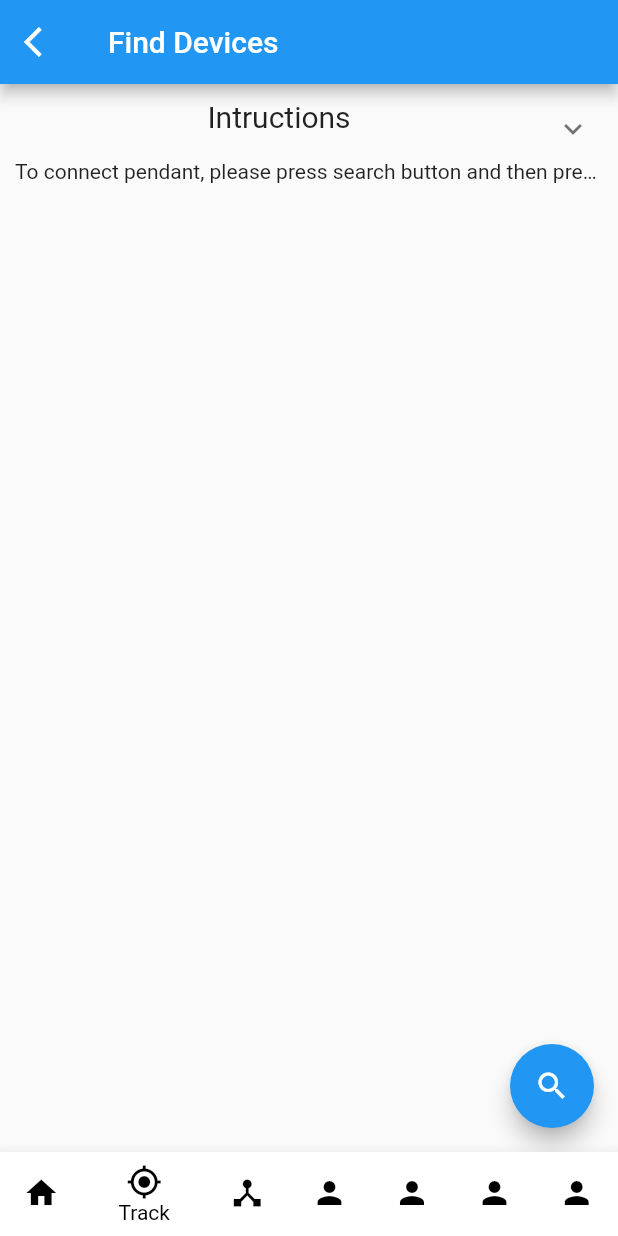
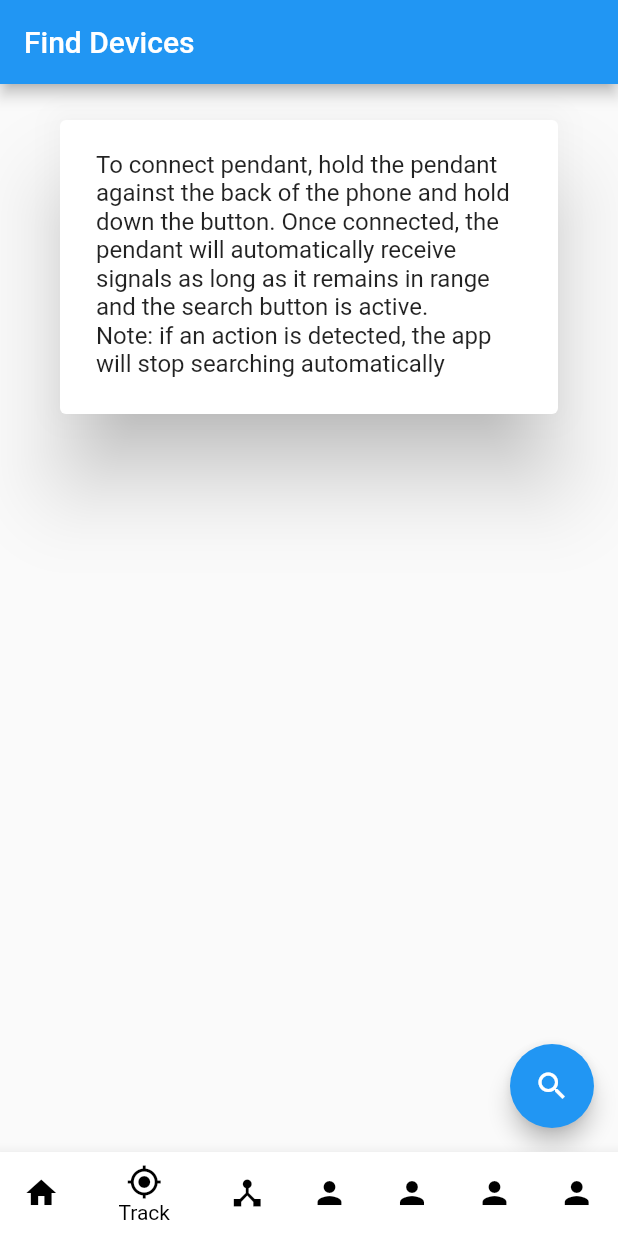
Before and after one commit to NguyenMartinV/PA32_alt, a Flutter app: the BottomNavi screen opened by its route, item 2 of the bottom bar chosen, on a phone screen of 412 x 824 dp. Run offline on Flutter 3.47's test engine with Material 2 defaults, Android fonts, the phone set to English and light mode, and no system bars; drawn by our look-alikes of expandable; our stand-ins replace date_format, dio, fluro, flutter_blue, flutter_easyloading, flutter_screenutil and 8 more; missing offline and left inert: custom_info_window, flutter_pickers, flutter_sms, scan; accounts and stored records are empty; network calls fail.

Commit message:
bluetooth testing

```diff
--- a/pa32flutter/lib/bluetooth/bluetoothDevice.dart
+++ b/pa32flutter/lib/bluetooth/bluetoothDevice.dart
@@ -216,7 +216,7 @@ class FindDevicesScreen extends StatelessWidget {
                       builder: (c, snapshot) {
                         if (snapshot.data ==
                             BluetoothDeviceState.connected) {
-                          return RaisedButton(
+                          return ElevatedButton(
                               child: Text('DISCONNECT'),
                               onPressed: () {
                                 d.state.listen((state) {
--- /dev/null
+++ b/pa32flutter/lib/bluetooth/main.dart
@@ -0,0 +1,179 @@
+// Copyright 2017, Paul DeMarco.
+// All rights reserved. Use of this source code is governed by a
+// BSD-style license that can be found in the LICENSE file.
+
+import 'dart:async';
+import 'package:flutter/material.dart';
+import 'package:flutter_blue/flutter_blue.dart';
+import 'package:pa32/bluetooth/widgets.dart';
+//import 'devicescreen.dart';
+
+// var devinf = List.filled(100000,'0');  //value 1000 determines size of the results list to keep. 300~ is good enough for one scan without restarting app
+// var sig = List.filled(devinf.length,-100);
+// var name = List.filled(devinf.length,'0');
+// var i=0;
+// var ind=1;
+
+
+
+
+class FlutterBlueApp extends StatelessWidget {
+  @override
+  Widget build(BuildContext context) {
+    return MaterialApp(
+      color: Colors.lightBlue,
+      home: StreamBuilder<BluetoothState>(
+          stream: FlutterBlue.instance.state,
+          initialData: BluetoothState.unknown,
+          builder: (c, snapshot) {
+            final state = snapshot.data;
+            if (state == BluetoothState.on) {
+              return FindDevicesScreen();
+            }
+            return BluetoothOffScreen(state: state);
+          }),
+    );
+  }
+}
+
+class BluetoothOffScreen extends StatelessWidget {
+  const BluetoothOffScreen({Key? key, this.state}) : super(key: key);
+
+  final BluetoothState? state;
+
+  @override
+  Widget build(BuildContext context) {
+    return Scaffold(
+      backgroundColor: Colors.lightBlue,
+      body: Center(
+        child: Column(
+          mainAxisSize: MainAxisSize.min,
+          children: <Widget>[
+            Icon(
+              Icons.bluetooth_disabled,
+              size: 200.0,
+              color: Colors.white54,
+            ),
+            Text(
+              'Bluetooth Adapter is ${state != null ? state.toString().substring(15) : 'not available'}.',
+              style: Theme.of(context)
+                  .primaryTextTheme
+                  .subtitle1
+                  ?.copyWith(color: Colors.white),
+            ),
+          ],
+        ),
+      ),
+    );
+  }
+}
+
+class FindDevicesScreen extends StatefulWidget {
+  @override
+  State<FindDevicesScreen> createState() => _FindDevicesScreenState();
+}
+
+class _FindDevicesScreenState extends State<FindDevicesScreen> {
+  @override
+  var msg = 'To connect pendant, hold the pendant against the back of the phone and hold down the button. Once connected, the pendant will automatically receive signals as long as it remains in range and the search button is active.'
+      '\n'
+      'Note: if an action is detected, the app will stop searching automatically';
+
+  Widget build(BuildContext context) {
+    return Scaffold(
+      appBar: AppBar(
+        title: Text('Find Devices'),
+      ),
+      body: RefreshIndicator(
+        onRefresh: () =>
+            FlutterBlue.instance.startScan(),
+        child: SingleChildScrollView(
+          child: Column(
+            children: <Widget>[
+              AlertDialog(
+                content: Text(msg),),
+              StreamBuilder<List<BluetoothDevice>>(
+                stream: Stream.periodic(Duration(seconds: 5))
+                    .asyncMap((_) => FlutterBlue.instance.connectedDevices),
+                initialData: [],
+                builder: (c, snapshot) => Column(
+                  children: snapshot.data!
+                      .map((d) => ListTile(
+                    title: Text(d.name),
+                    subtitle: Text(d.id.toString()),
+                  ))
+                      .toList(),
+                ),
+              ),
+              StreamBuilder<List<ScanResult>>(
+                stream: FlutterBlue.instance.scanResults,
+                initialData: [],
+                builder: (c, snapshot) => Column(
+                  children: snapshot.data!
+                      .map(
+                        (r) => ScanResultTile(
+                      result: r,
+                    ),
+                  )
+                      .toList(),
+                ),
+              ),
+            ],
+          ),
+        ),
+      ),
+      floatingActionButton: StreamBuilder<bool>(
+        stream: FlutterBlue.instance.isScanning,
+        initialData: false,
+        builder: (c, snapshot) {
+          if (snapshot.data!) {
+            return FloatingActionButton(
+                child: Icon(Icons.stop),
+                onPressed: () { FlutterBlue.instance.stopScan();
+                setState(() {
+                  msg = 'No Longer Scanning';
+                });}
+
+            );
+          } else {
+            return FloatingActionButton(
+                child: Icon(Icons.search),
+                onPressed: () async {
+                  FlutterBlue.instance
+                      .startScan();
+                  setState(() {
+                    msg = 'Scanning for Devices';
+                  });
+                  var subscription = FlutterBlue.instance.scanResults.listen((results) {
+                    for (ScanResult r in results) {
+                      if(r.device.name.contains("PD001")) {
+                        var key=r.advertisementData.manufacturerData.keys.single;
+                        var adat=r.advertisementData.manufacturerData[key];
+                        var outp=String.fromCharCode(adat![17])+String.fromCharCode(adat[18]);
+                        if(outp.contains('2')){
+                          if(r.rssi<-40){
+                            FlutterBlue.instance.stopScan();
+                            setState(() {
+                              msg = 'Pendent Key Event Detected. RSSI '+r.rssi.toString();
+                            });}
+                          if(r.rssi>-40) {
+                            r.device.connect();
+                            FlutterBlue.instance.stopScan();
+                            setState(() {
+                              msg = 'Pairing Request Detected (RSSI '+r.rssi.toString()+')'+'\n'+'Device Autoconnect Successful.';});
+                          }
+                        }
+                        print(outp);
+                        break;
+                      }
+                    }
+                  });
+                }
+            );
+
+          }
+        },
+      ),
+    );
+  }
+}
--- a/pa32flutter/lib/home/bottom_nav.dart
+++ b/pa32flutter/lib/home/bottom_nav.dart
@@ -1,9 +1,12 @@
 
 import 'package:flutter/material.dart';
+import 'package:flutter_blue/flutter_blue.dart';
 import 'package:pa32/Password/ResetPassword.dart';
 import 'package:pa32/about/about.dart';
 import 'package:pa32/alerts/alerts.dart';
 import 'package:pa32/bluetooth/bluetoothDevice.dart';
+import 'package:pa32/bluetooth/bluetoothTest.dart';
+import 'package:pa32/bluetooth/main.dart';
 import 'package:pa32/cares/cares.dart';
 import 'package:pa32/home/myHomeMap.dart';
 
@@ -22,8 +25,8 @@ class _BottomNaviState extends State<BottomNavi> {
   int currentIndex = 0;
   final screens = [
     MyHomeMap(),
-    DevicesPage(),
-    AlertsPage(),
+    FlutterBlueApp(),
+    BluetoothTest(),
     AboutPage(),
     CaresPage(),
     EmergencyPhone(),
```
Also changed, not shown: pa32flutter/lib/bluetooth/bluetoothTest.dart (added, +110 -0 lines), pa32flutter/lib/bluetooth/devicescreen.dart (added, +23 -0 lines), pa32flutter/lib/bluetooth/widgets.dart (added, +299 -0 lines), pa32flutter/pubspec.lock.
